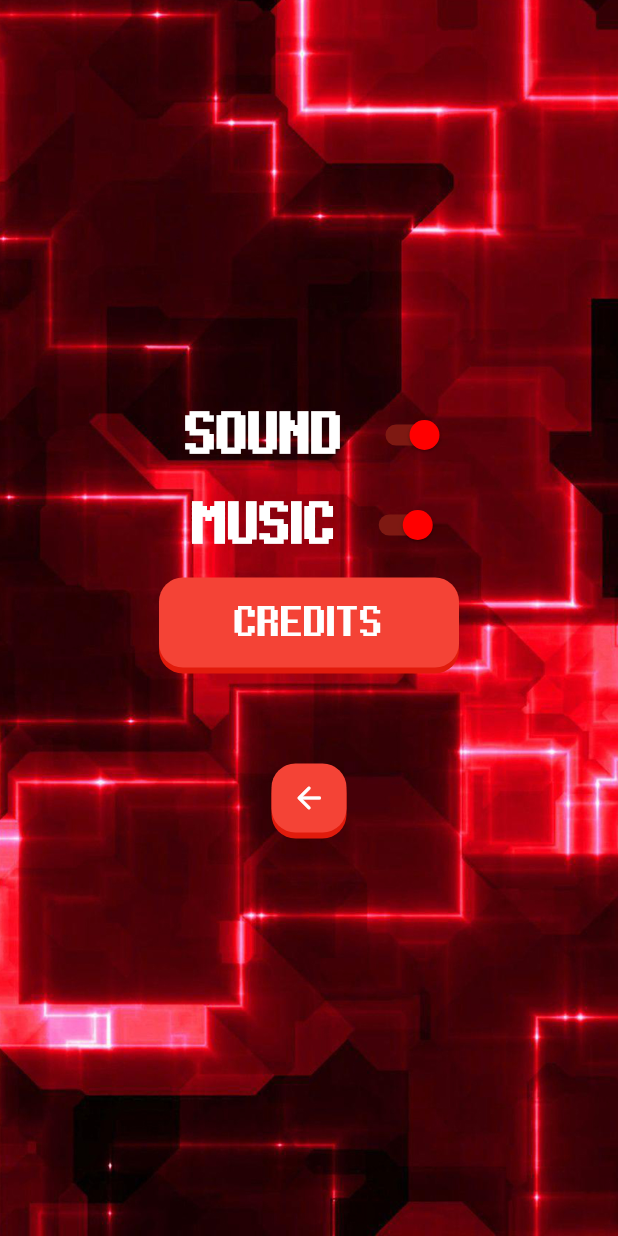
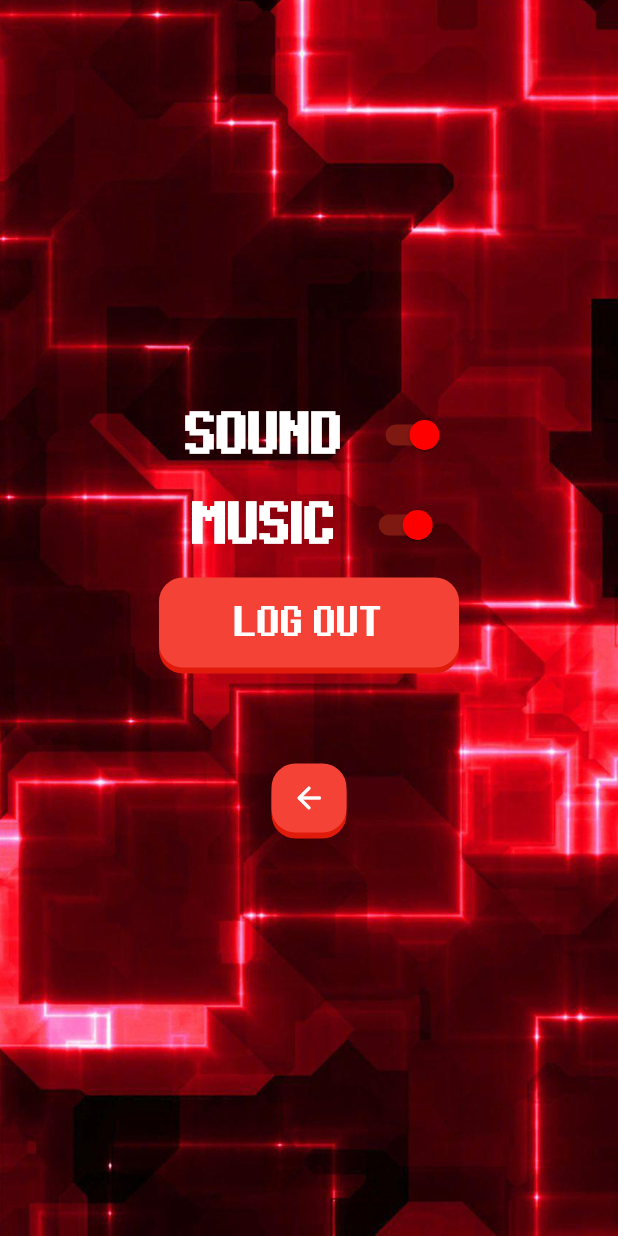
Before and after one commit to FadyTarekYohana/breakergame, a Flutter app: the OptionsScreen screen opened by its route, on a phone screen of 412 x 824 dp. Run offline on Flutter 3.47's test engine with Material 2 defaults, Android fonts, the phone set to English and light mode, and no system bars; our stand-ins replace firebase_auth, firebase_core, go_router; accounts and stored records are empty.

Commit message:
bug fixes

```diff
--- a/lib/widgets/screens/optionsscreen.dart
+++ b/lib/widgets/screens/optionsscreen.dart
@@ -78,7 +78,7 @@ class _OptionsScreenState extends State<OptionsScreen> {
               padding: const EdgeInsets.all(5.0),
               child: AnimatedButton(
                 child: Text(
-                  'CREDITS',
+                  'LOG OUT',
                   style: TextStyle(
                     fontSize: 22,
                     color: Colors.white,
```
